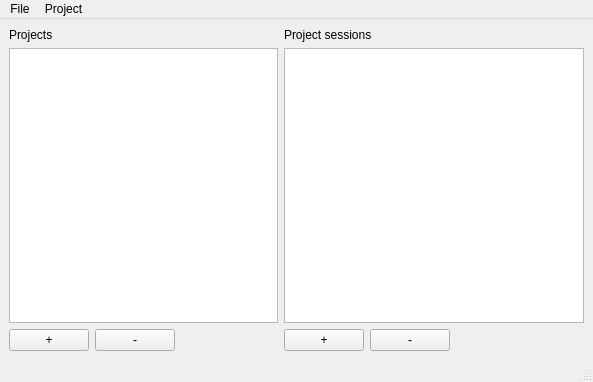
Old version of the form GUI/main.ui in the repository pietiep/Qt-with-Python.
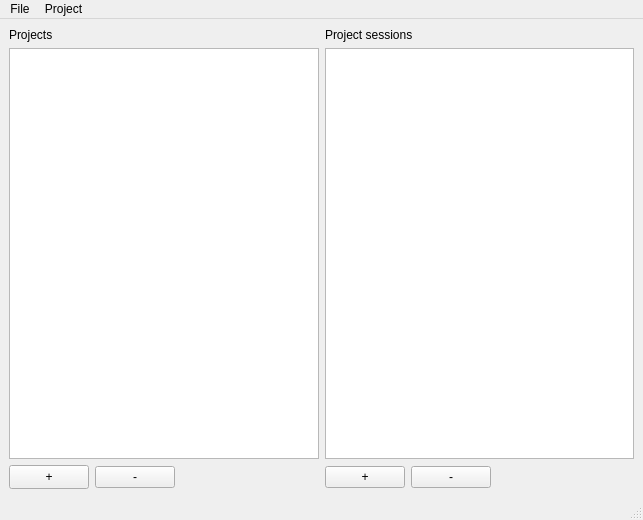
New version of the form.

What changed in the file:
```diff
--- a/GUI/main.ui
+++ b/GUI/main.ui
@@ -6,8 +6,8 @@
    <rect>
     <x>0</x>
     <y>0</y>
-    <width>593</width>
-    <height>382</height>
+    <width>643</width>
+    <height>520</height>
    </rect>
   </property>
   <property name="windowTitle">
@@ -45,9 +45,7 @@
     <item row="1" column="1">
      <widget class="QListView" name="uiSessions"/>
     </item>
-    <item row="2" column="0">
-     <layout class="QHBoxLayout" name="horizontalLayout_4">
-      <item>
+    <item row="2" column="0" colspan="2">
        <layout class="QHBoxLayout" name="horizontalLayout">
         <item>
          <widget class="QPushButton" name="uiPlusBu">
@@ -84,27 +82,19 @@
           </property>
          </widget>
         </item>
-       </layout>
-      </item>
       <item>
-       <spacer name="horizontalSpacer_2">
+       <spacer name="horizontalSpacer">
         <property name="orientation">
          <enum>Qt::Horizontal</enum>
         </property>
         <property name="sizeHint" stdset="0">
          <size>
-          <width>148</width>
-          <height>20</height>
+          <width>98</width>
+          <height>24</height>
          </size>
         </property>
        </spacer>
       </item>
-     </layout>
-    </item>
-    <item row="2" column="1">
-     <layout class="QHBoxLayout" name="horizontalLayout_3">
-      <item>
-       <layout class="QHBoxLayout" name="horizontalLayout_2">
         <item>
          <widget class="QPushButton" name="uiPlusBu2">
           <property name="text">
@@ -119,16 +109,14 @@
           </property>
          </widget>
         </item>
-       </layout>
-      </item>
       <item>
-       <spacer name="horizontalSpacer">
+       <spacer name="horizontalSpacer_2">
         <property name="orientation">
          <enum>Qt::Horizontal</enum>
         </property>
         <property name="sizeHint" stdset="0">
          <size>
-          <width>178</width>
+          <width>88</width>
           <height>20</height>
          </size>
         </property>
@@ -143,7 +131,7 @@
     <rect>
      <x>0</x>
      <y>0</y>
-     <width>593</width>
+     <width>643</width>
      <height>25</height>
     </rect>
    </property>
```
Left out of the diff: 9 changed lines with no effect on the pictures. Lines whose indentation alone changed are shown as unchanged.
